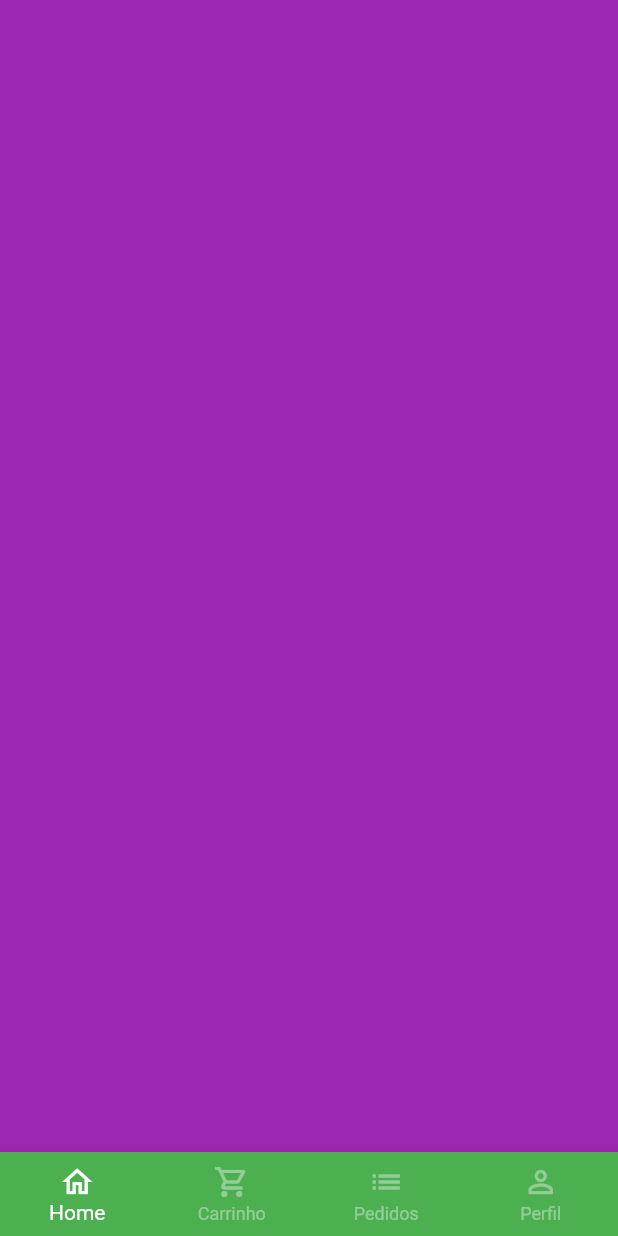
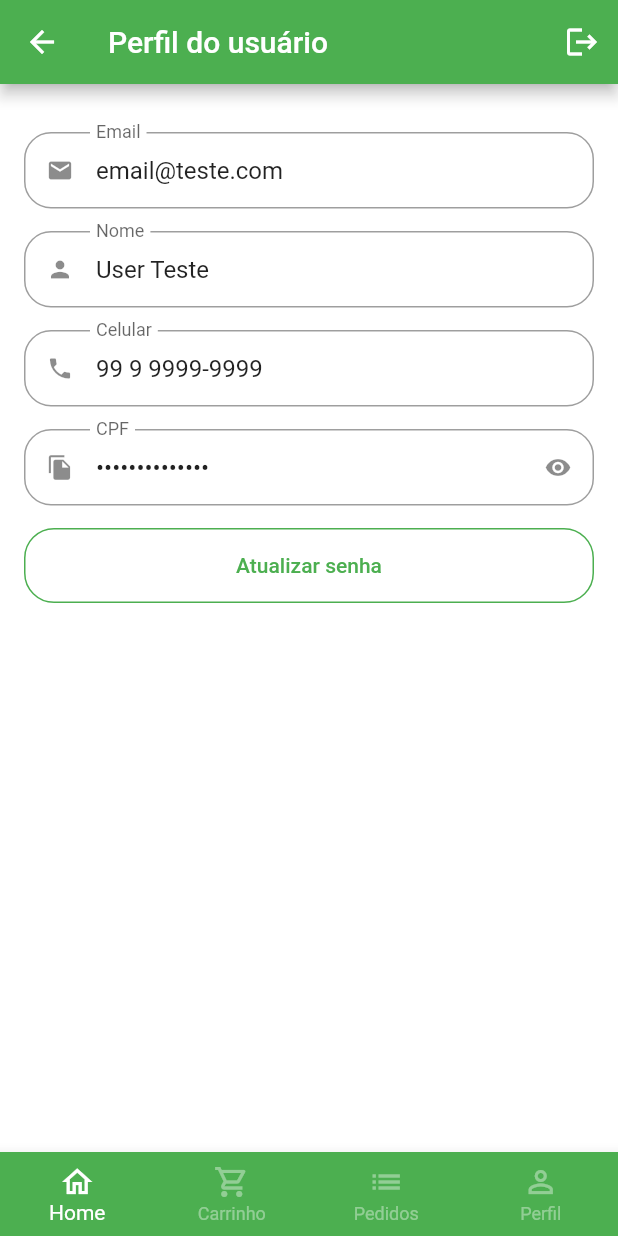
Before and after one commit to aloisiomartinez/greengrocery_app, a Flutter app: the BaseScreen screen opened directly, swiped to page 4, on a phone screen of 412 x 824 dp. Run offline on Flutter 3.47's test engine with Material 2 defaults, Android fonts, the phone set to English and light mode, and no system bars; our stand-ins replace animated_text_kit, badges, mask_text_input_formatter.

Commit message:
profile Page

```diff
--- a/lib/src/config/app_data.dart
+++ b/lib/src/config/app_data.dart
@@ -1,4 +1,5 @@
 import 'package:green_grocery/src/models/cart_item_model.dart';
+import 'package:green_grocery/src/models/user_model.dart';
 
 import '../models/item_model.dart';
 
@@ -78,5 +79,12 @@
   CartItemModel(item: apple, quantity: 2),
   CartItemModel(item: mango, quantity: 4),
   CartItemModel(item: papaya, quantity: 10),
+];
 
-];
+UserModel user = UserModel(
+  phone: "99 9 9999-9999",
+  name: "User Teste",
+  email: "email@teste.com",
+  cpf: "123.123.123-12",
+  password: "",
+);
--- /dev/null
+++ b/lib/src/models/user_model.dart
@@ -0,0 +1,14 @@
+class UserModel {
+  String name;
+  String email;
+  String phone;
+  String cpf;
+  String password;
+
+  UserModel(
+      {required this.phone,
+      required this.name,
+      required this.email,
+      required this.cpf,
+      required this.password});
+}
--- a/lib/src/pages/auth/sign_in_screen.dart
+++ b/lib/src/pages/auth/sign_in_screen.dart
@@ -1,6 +1,6 @@
 import 'package:animated_text_kit/animated_text_kit.dart';
 import 'package:flutter/material.dart';
-import 'package:green_grocery/src/pages/auth/components/custom_text_field.dart';
+import 'package:green_grocery/src/pages/common_widgets/custom_text_field.dart';
 import 'package:green_grocery/src/pages/auth/sign_up_screen.dart';
 import 'package:green_grocery/src/pages/base/base_screen.dart';
 import 'package:green_grocery/src/config/custom_colors.dart';
--- a/lib/src/pages/auth/sign_up_screen.dart
+++ b/lib/src/pages/auth/sign_up_screen.dart
@@ -1,5 +1,5 @@
 import 'package:flutter/material.dart';
-import 'package:green_grocery/src/pages/auth/components/custom_text_field.dart';
+import 'package:green_grocery/src/pages/common_widgets/custom_text_field.dart';
 import 'package:green_grocery/src/config/custom_colors.dart';
 import 'package:mask_text_input_formatter/mask_text_input_formatter.dart';
 
--- a/lib/src/pages/base/base_screen.dart
+++ b/lib/src/pages/base/base_screen.dart
@@ -1,6 +1,7 @@
 import 'package:flutter/material.dart';
 import 'package:green_grocery/src/pages/cart/cart_tab.dart';
 import 'package:green_grocery/src/pages/home/home_tab.dart';
+import 'package:green_grocery/src/pages/profile/profile_tab.dart';
 
 class BaseScreen extends StatefulWidget {
   const BaseScreen({Key? key}) : super(key: key);
@@ -43,13 +44,11 @@
           controller: pageController,
           children: [
             const HomeTab(),
-             CartTab(),
+             const CartTab(),
             Container(
               color: Colors.blue,
             ),
-            Container(
-              color: Colors.purple,
-            ),
+            const ProfileTab()
           ],
         ));
   }
--- a/lib/src/pages/auth/components/custom_text_field.dart
+++ b/lib/src/pages/common_widgets/custom_text_field.dart
@@ -6,13 +6,19 @@
   final String label;
   final bool isSecret;
   final List<TextInputFormatter>? inputFormatters;
+  final String? initialValue;
+  final bool readOnly;
+
 
   const CustomTextField(
       {super.key,
       required this.icon,
       required this.label,
       this.isSecret = false,
-      this.inputFormatters});
+      this.inputFormatters,
+      this.initialValue,
+      this.readOnly = false
+      });
 
   @override
   State<CustomTextField> createState() => _CustomTextFieldState();
@@ -33,6 +39,8 @@
     return Padding(
       padding: const EdgeInsets.only(bottom: 15),
       child: TextFormField(
+        readOnly: widget.readOnly,
+        initialValue: widget.initialValue,
         inputFormatters: widget.inputFormatters,
         obscureText: isObscure,
         decoration: InputDecoration(
--- /dev/null
+++ b/lib/src/pages/profile/profile_tab.dart
@@ -0,0 +1,57 @@
+import 'package:flutter/material.dart';
+import 'package:green_grocery/src/pages/common_widgets/custom_text_field.dart';
+import 'package:green_grocery/src/config/app_data.dart' as appData;
+
+class ProfileTab extends StatelessWidget {
+  const ProfileTab({Key? key}) : super(key: key);
+
+  @override
+  Widget build(BuildContext context) {
+    return Scaffold(
+      appBar: AppBar(
+        title: const Text('Perfil do usuário'),
+        actions: [IconButton(onPressed: () {}, icon: const Icon(Icons.logout))],
+      ),
+      body: ListView(
+        physics: const BouncingScrollPhysics(),
+        padding: const EdgeInsets.fromLTRB(16, 32, 16, 16),
+        children: [
+          CustomTextField(
+            initialValue: appData.user.email,
+            icon: Icons.email,
+            label: 'Email',
+            readOnly: true,
+          ),
+          CustomTextField(
+            initialValue: appData.user.name,
+            icon: Icons.person,
+            label: 'Nome',
+            readOnly: true,
+          ),
+          CustomTextField(
+            initialValue: appData.user.phone,
+            icon: Icons.phone,
+            label: 'Celular',
+            readOnly: true,
+          ),
+          CustomTextField(
+            initialValue: appData.user.cpf,
+            icon: Icons.file_copy,
+            label: 'CPF',
+            isSecret: true,
+            readOnly: true,
+          ),
+          SizedBox(
+              height: 50,
+              child: OutlinedButton(
+                  style: OutlinedButton.styleFrom(
+                      side: const BorderSide(color: Colors.green),
+                      shape: RoundedRectangleBorder(
+                          borderRadius: BorderRadius.circular(20))),
+                  onPressed: () {},
+                  child: const Text('Atualizar senha')))
+        ],
+      ),
+    );
+  }
+}
```
